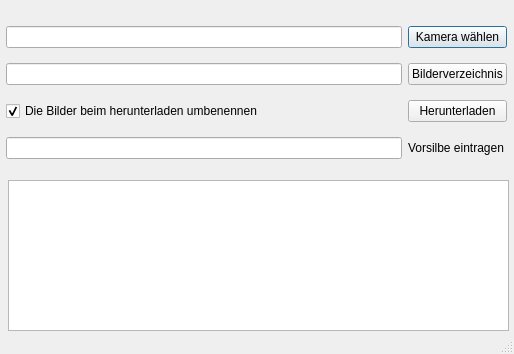
BackupTheBerlios/wnfalbum-svn, file trunk/src/wnfkameradownload_am_main.ui: the form before one commit.
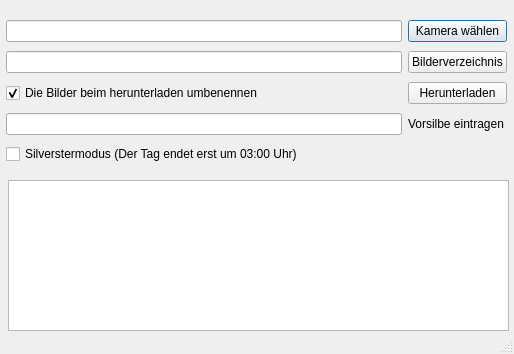
The form after the commit.

Commit message: Neuer Stand vom 16.03.2010

Diff of the .ui file:
```diff
--- a/trunk/src/wnfkameradownload_am_main.ui
+++ b/trunk/src/wnfkameradownload_am_main.ui
@@ -22,7 +22,7 @@
      <x>6</x>
      <y>17</y>
      <width>501</width>
-     <height>151</height>
+     <height>152</height>
     </rect>
    </property>
    <layout class="QGridLayout">
@@ -85,6 +85,13 @@
       </property>
      </widget>
     </item>
+    <item row="4" column="0">
+     <widget class="QCheckBox" name="cx_Silvestermodus">
+      <property name="text">
+       <string>Silverstermodus (Der Tag endet erst um 03:00 Uhr)</string>
+      </property>
+     </widget>
+    </item>
    </layout>
   </widget>
   <widget class="QTextEdit" name="me_Status">
```
The commit also changes 2 other files.
